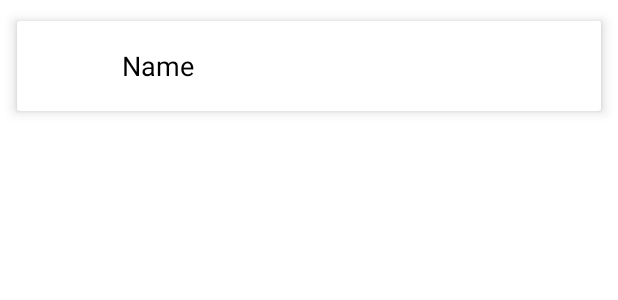
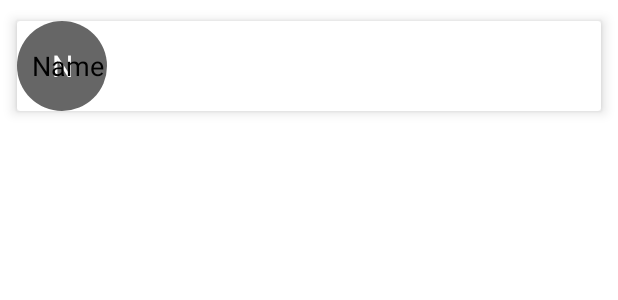
Before and after one commit to nirajsinghapr9/traceX, an Android app: the layout item_recylerview.xml on its own in the app's theme, with its tools: preview values and no code run, on a phone screen of 412 x 824 dp. Shown: the top 300 px of the screen. Run offline under Robolectric (Android 15) with nearby library versions, the phone set to English and light mode, and no system bars.

```diff
--- a/app/build.gradle
+++ b/app/build.gradle
@@ -40,4 +40,7 @@ dependencies {
     androidTestImplementation 'androidx.test.espresso:espresso-core:3.4.0'
 
     implementation 'com.amulyakhare:com.amulyakhare.textdrawable:1.0.1'
+
+    implementation 'com.jakewharton:butterknife:8.5.1'
+    annotationProcessor 'com.jakewharton:butterknife-compiler:8.5.1'
 }
--- /dev/null
+++ b/app/src/main/res/drawable/shape_oval.xml
@@ -0,0 +1,5 @@
+<?xml version="1.0" encoding="utf-8"?>
+<shape xmlns:android="http://schemas.android.com/apk/res/android"
+    android:shape="oval">
+    <solid android:color="#666666" />
+</shape>
--- a/app/src/main/res/layout/item_recylerview.xml
+++ b/app/src/main/res/layout/item_recylerview.xml
@@ -5,6 +5,7 @@
     android:layout_height="wrap_content">
 
     <androidx.cardview.widget.CardView
+        android:id="@+id/card"
         android:layout_width="match_parent"
         android:layout_height="wrap_content"
         android:layout_margin="5dp"
@@ -15,12 +16,18 @@
             android:layout_width="match_parent"
             android:layout_height="wrap_content">
 
-            <ImageView
-                android:id="@+id/image_view"
+            <TextView
+                android:id="@+id/icon"
                 android:layout_width="60dp"
-                android:layout_height="60dp" />
+                android:layout_height="60dp"
+                android:background="@drawable/shape_oval"
+                android:text="N"
+                android:gravity="center"
+                android:textColor="@android:color/white"
+                android:textSize="20sp"/>
 
             <TextView
+                android:id="@+id/name"
                 android:layout_width="wrap_content"
                 android:layout_height="wrap_content"
                 android:layout_centerVertical="true"
```
Also changed, not shown: app/src/main/java/com/example/model/Data.java (added, +43 -0 lines), app/src/main/java/com/example/tracexassesment/MainAdapter.java (added, +91 -0 lines).
